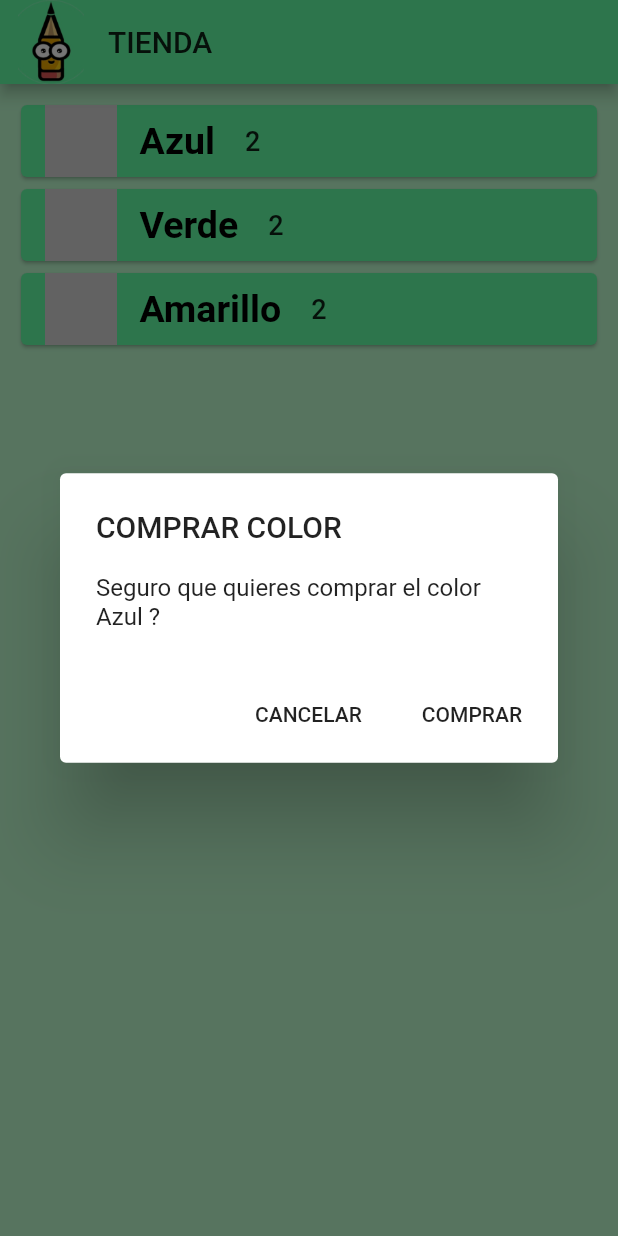
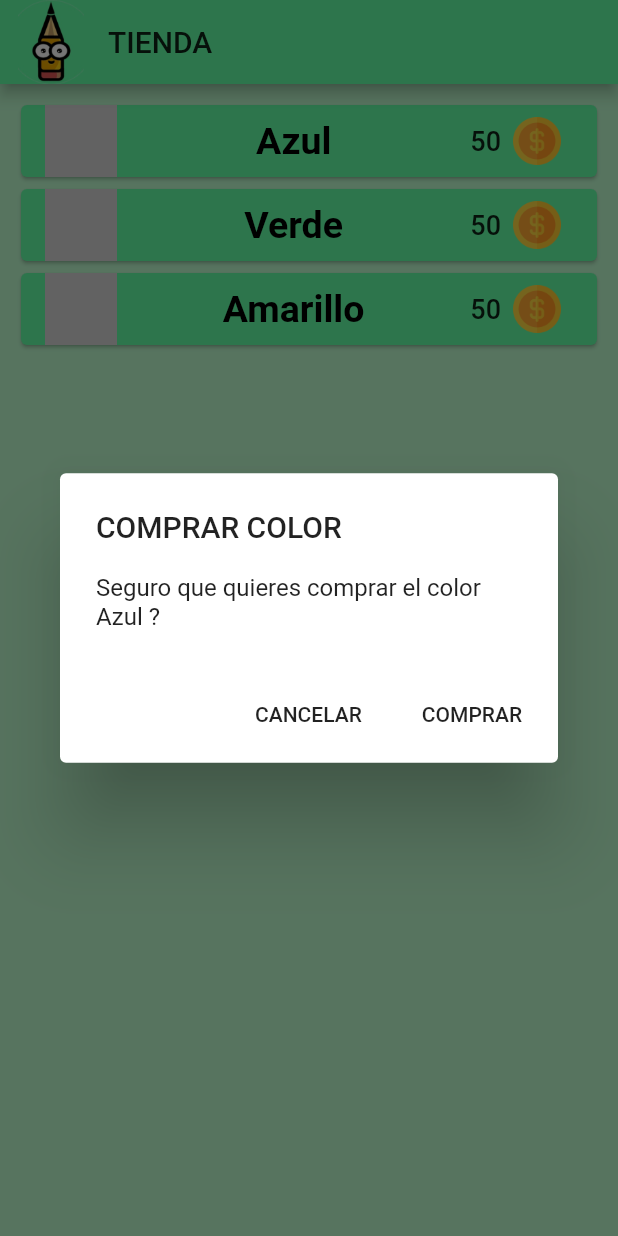
Before and after one commit to turbica/dibujillo, a Flutter app: the Tienda screen opened directly, after a tap on "Azul", on a phone screen of 412 x 824 dp. Run offline on Flutter 3.47's test engine with Material 2 defaults, Android fonts, the phone set to English and light mode, and no system bars; our stand-ins replace cloud_firestore, firebase_auth, firebase_storage, image_picker; missing offline and left inert: dart:ffi, flutter_material_color_picker; accounts and stored records are empty; project files that could hold a hidden picture were left out.

Commit message:
tienda colores

```diff
--- a/lib/Vistas/Tienda.dart
+++ b/lib/Vistas/Tienda.dart
@@ -17,6 +17,7 @@ class Tienda extends StatefulWidget {
 
 class TiendaState extends State<Tienda> {
   bool _colorActual = false;
+
 
   updateUserColors(Color color){
     String email = sesion.usuario.email;
@@ -70,23 +71,34 @@ class TiendaState extends State<Tienda> {
         Color borderColor,
         Function function}) {
     return Card(
-      color: sesion.usuario.colores.contains(textColor) ? Colors.grey : backgroundcolor,
+      color:  backgroundcolor,
       child: FlatButton(
           onPressed: () async {if(!sesion.usuario.colores.contains(textColor)){function(textColor, text);}},
           child: Container(
-              decoration: BoxDecoration(color: sesion.usuario.colores.contains(textColor) ? Colors.grey : backgroundcolor),
+              decoration: BoxDecoration(color:  backgroundcolor),
               child: Row(
+                mainAxisAlignment: MainAxisAlignment.spaceBetween,
+                mainAxisSize: MainAxisSize.max,
                 children: <Widget>[
                   CircleColor(
                     color: textColor,
-                    circleSize: 50,
+                    circleSize: 30,
                   ),
-                  SizedBox(width: 15),
                   Text(text,
                       style:
                       TextStyle(color: Colors.black, fontWeight: FontWeight.bold, fontSize: 25)),
-                  SizedBox(width: 20),
-                  Text("2", textAlign: TextAlign.end,style: TextStyle(fontSize: 18),),
+                  //MainAxisAlignment.spaceBetween,
+                  Row(
+                    mainAxisAlignment: MainAxisAlignment.end,
+                    children: <Widget>[
+                      Text(!sesion.usuario.colores.contains(textColor) ? "50" : "", textAlign: TextAlign.end,style: TextStyle(fontSize: 18),),
+                      IconButton(
+                        icon: !sesion.usuario.colores.contains(textColor) ? new Image.asset("images/moneda.png") : Icon(Icons.check, size: 30,),
+
+                      ),
+                    ],
+                  )
+
                 ],
               )
             //width: 70.0,
--- a/pubspec.yaml
+++ b/pubspec.yaml
@@ -41,6 +41,11 @@ dev_dependencies:
   flutter_test:
     sdk: flutter
 
+flutter_icons:
+  android: true
+  ios: true
+  image_path: "images/moneda.png"
+
 
 # For information on the generic Dart part of this file, see the
 # following page: https://dart.dev/tools/pub/pubspec
@@ -57,6 +62,7 @@ flutter:
   assets:
    - images/dibujillo.jpeg
    - images/logoChiqui.png
+   - images/moneda.png
 
   # An image asset can refer to one or more resolution-specific "variants", see
   # https://flutter.dev/assets-and-images/#resolution-aware.
```
Also changed, not shown: images/moneda.png (added).
